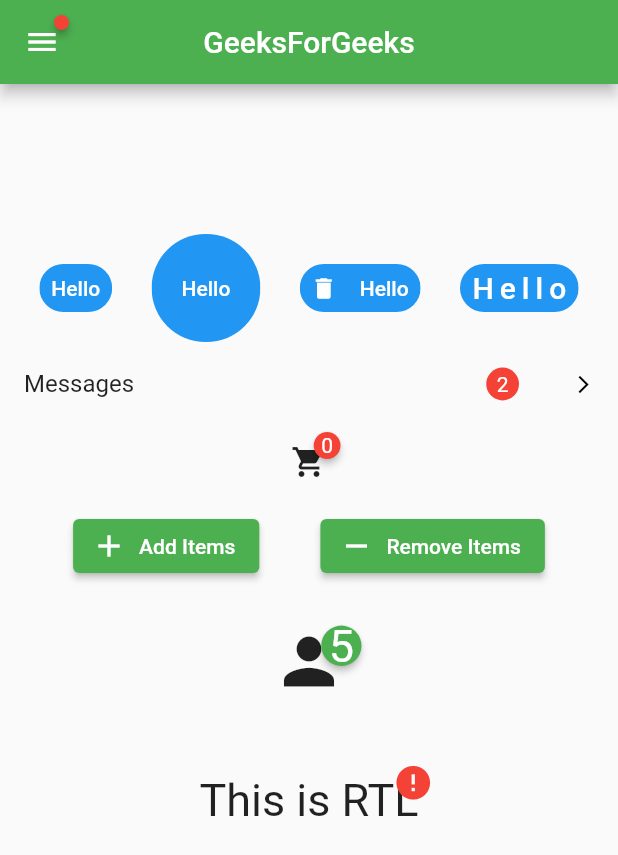
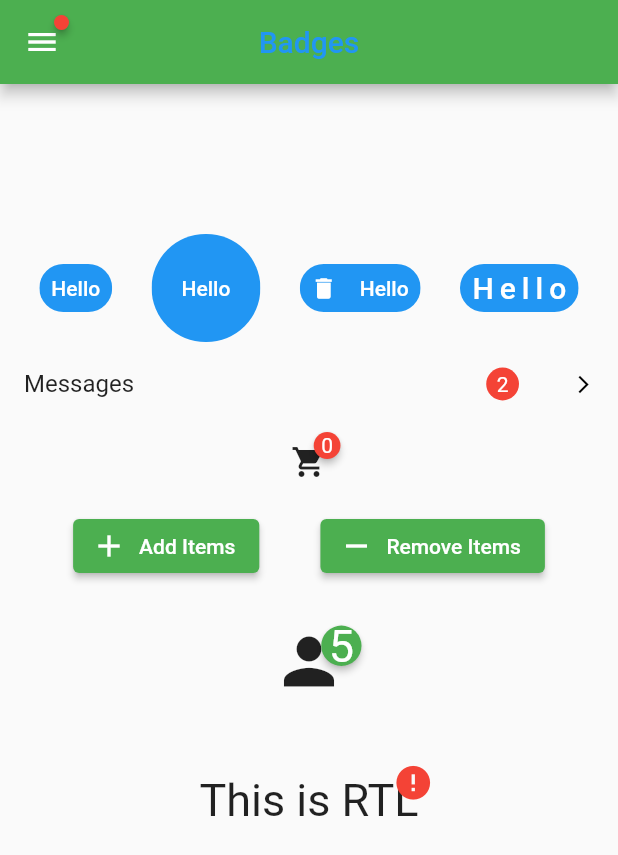
Before and after one commit to Geeky-star/Badges-Flutter, a Flutter app: the screen it shows after launch, on a phone screen of 412 x 824 dp. Shown: the top 855 px of the screen. Run offline on Flutter 3.47's test engine with Material 2 defaults, Android fonts, the phone set to English and light mode, and no system bars; drawn by our look-alikes of badges.

```diff
--- a/lib/main.dart
+++ b/lib/main.dart
@@ -37,7 +37,7 @@ class _HomeScreenState extends State<HomeScreen> {
           ),
         ),
         title:
-            const Text('GeeksForGeeks', style: TextStyle(color: Colors.white)),
+            const Text('Badges', style: TextStyle(color: Colors.blue)),
         backgroundColor: Colors.green,
         centerTitle: true,
       ),
```
